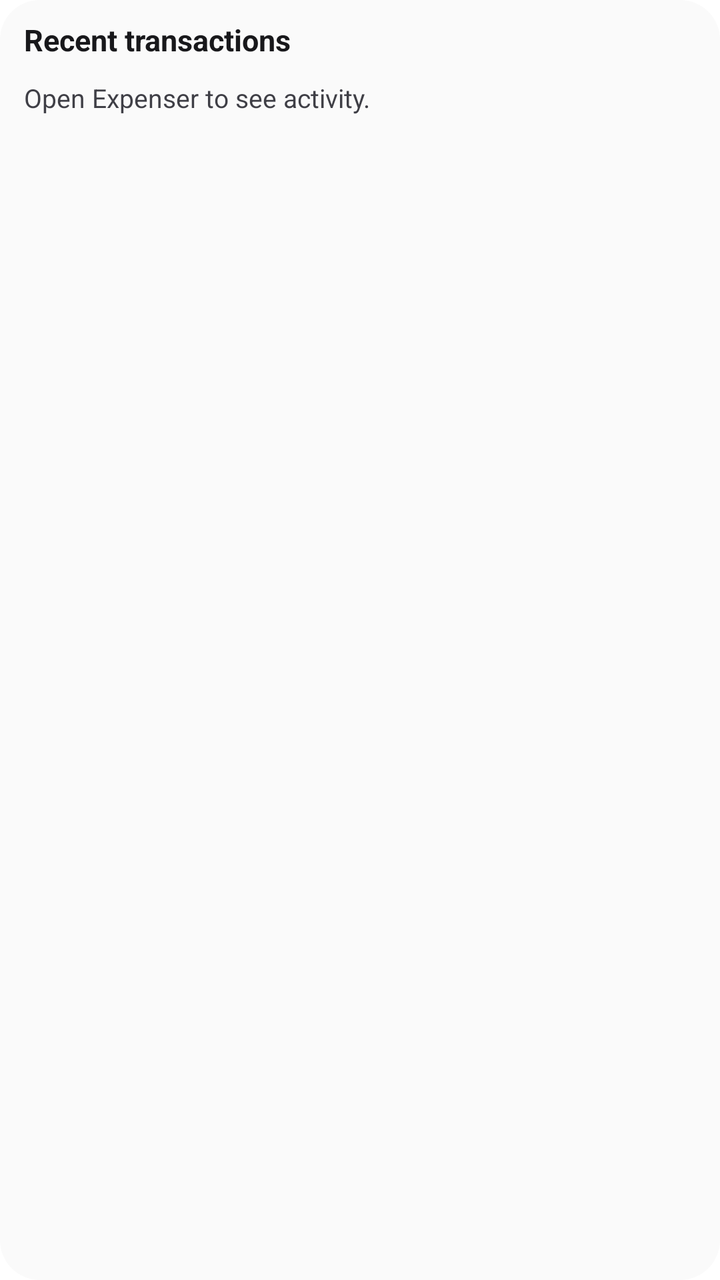
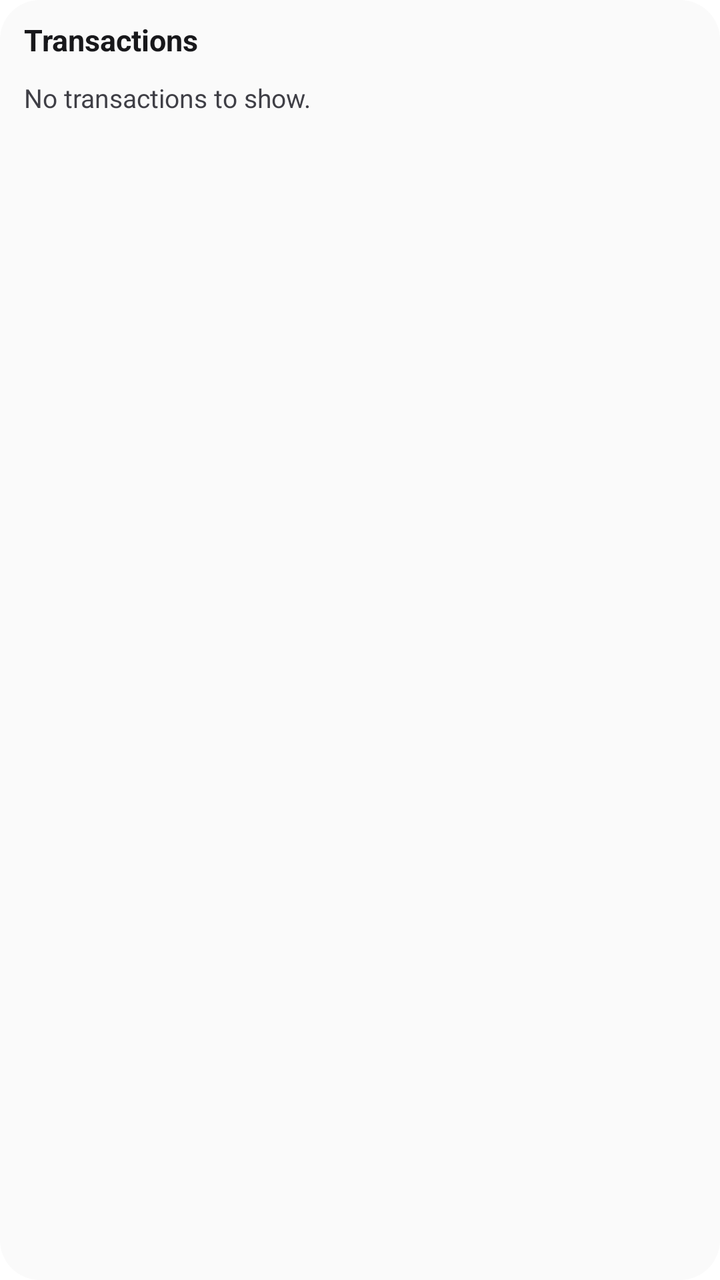

Before-and-after screenshots of an Android layout around one commit, followed by the original layout XML and the change that was made.
<!-- AndroidManifest.xml: fallback theme Theme.MaterialComponents.DayNight.NoActionBar -->
<!-- res/layout/recent_transactions_widget.xml -->
<LinearLayout xmlns:android="http://schemas.android.com/apk/res/android"
  android:id="@+id/recent_widget_root"
  android:layout_width="match_parent"
  android:layout_height="match_parent"
  android:background="@drawable/recent_widget_background"
  android:orientation="vertical"
  android:paddingHorizontal="12dp"
  android:paddingVertical="8dp">
  <TextView
    android:layout_width="match_parent"
    android:layout_height="24dp"
    android:gravity="center_vertical"
    android:text="@string/recent_transactions_widget_title"
    android:textColor="@color/expenser_widget_text"
    android:textSize="15sp"
    android:textStyle="bold" />
  <TextView
    android:id="@+id/recent_widget_empty"
    android:layout_width="match_parent"
    android:layout_height="wrap_content"
    android:layout_marginTop="8dp"
    android:text="@string/recent_transactions_widget_empty"
    android:textColor="@color/expenser_widget_subtext"
    android:textSize="13sp" />
  <LinearLayout
    android:id="@+id/recent_widget_rows"
    android:layout_width="match_parent"
    android:layout_height="wrap_content"
    android:orientation="vertical" />
</LinearLayout>
<!-- resources referenced by this layout -->
<resources>
  <color name="expenser_widget_subtext">#3F3F46</color>
  <color name="expenser_widget_text">#18181B</color>
  <!-- drawable recent_widget_background (drawable) -->
  <shape xmlns:android="http://schemas.android.com/apk/res/android">
    <solid android:color="@color/expenser_widget_fill" />
    <corners android:radius="20dp" />
  </shape>
  <string name="recent_transactions_widget_empty">Open Expenser to see activity.</string>
  <string name="recent_transactions_widget_title">Recent transactions</string>
  <color name="expenser_widget_fill">#FAFAFA</color>
</resources>

<!-- the commit's change to res/layout/recent_transactions_widget.xml (unified diff, before → after) -->
@@ -5,10 +5,11 @@
   android:background="@drawable/recent_widget_background"
   android:orientation="vertical"
   android:paddingHorizontal="12dp"
-  android:paddingVertical="8dp">
+  android:paddingVertical="@dimen/transaction_widget_vertical_padding">
   <TextView
+    android:id="@+id/recent_widget_title"
     android:layout_width="match_parent"
-    android:layout_height="24dp"
+    android:layout_height="@dimen/transaction_widget_header_height"
     android:gravity="center_vertical"
     android:text="@string/recent_transactions_widget_title"
     android:textColor="@color/expenser_widget_text"
<!-- resource entries referenced after the edit -->
@@ -2,13 +2,15 @@
 <resources>
   <color name="expenser_widget_subtext">#3F3F46</color>
   <color name="expenser_widget_text">#18181B</color>
+  <dimen name="transaction_widget_header_height">24dp</dimen>
+  <dimen name="transaction_widget_vertical_padding">8dp</dimen>
   <!-- drawable recent_widget_background (drawable) -->
   <shape xmlns:android="http://schemas.android.com/apk/res/android">
     <solid android:color="@color/expenser_widget_fill" />
     <corners android:radius="20dp" />
   </shape>
-  <string name="recent_transactions_widget_empty">Open Expenser to see activity.</string>
-  <string name="recent_transactions_widget_title">Recent transactions</string>
+  <string name="recent_transactions_widget_empty">No transactions to show.</string>
+  <string name="recent_transactions_widget_title">Transactions</string>
   <color name="expenser_widget_fill">#FAFAFA</color>
 </resources>
 
